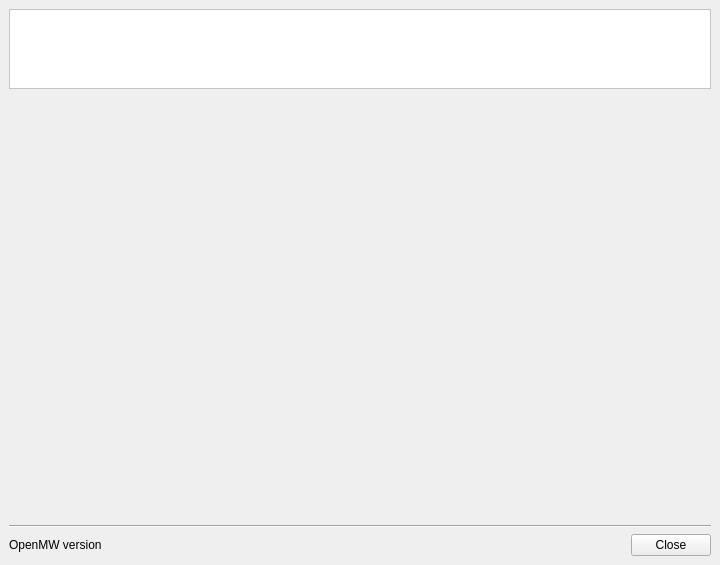
Old version of the form files/ui/mainwindow.ui in the repository MrZer0x0/TES3MP.
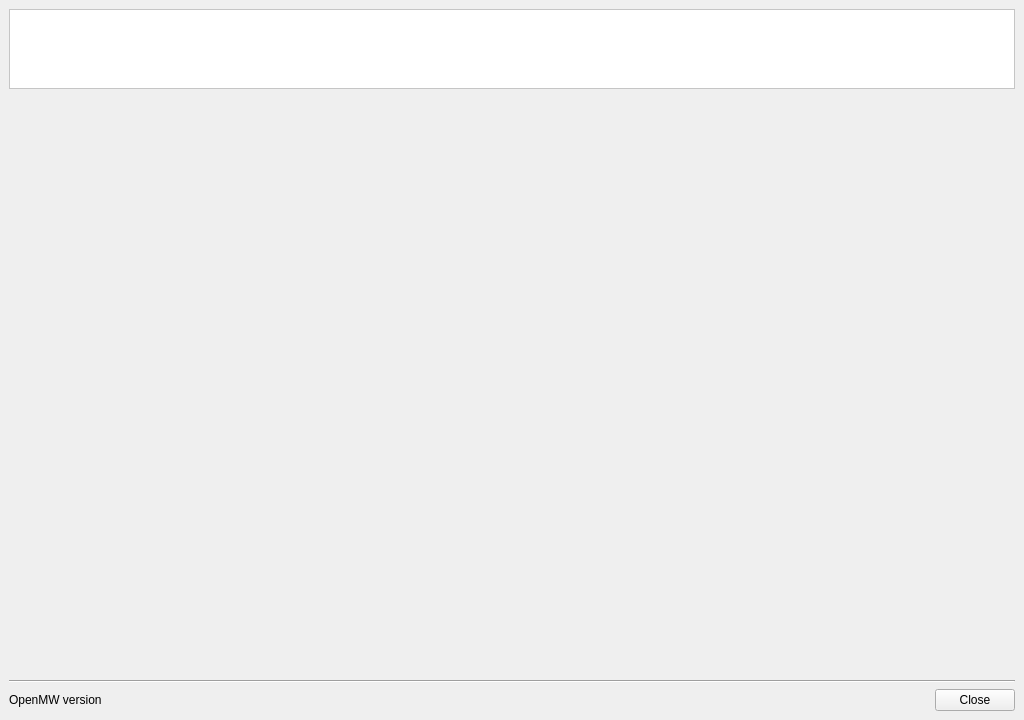
New version of the form. Icons and pictures are not drawn.

```diff
--- a/files/ui/mainwindow.ui
+++ b/files/ui/mainwindow.ui
@@ -6,14 +6,14 @@
    <rect>
     <x>0</x>
     <y>0</y>
-    <width>720</width>
-    <height>565</height>
+    <width>1024</width>
+    <height>720</height>
    </rect>
   </property>
   <property name="minimumSize">
    <size>
-    <width>720</width>
-    <height>565</height>
+    <width>1024</width>
+    <height>720</height>
    </size>
   </property>
   <property name="windowTitle">
```
Left out of the diff: 2 changed lines with no effect on the pictures.
